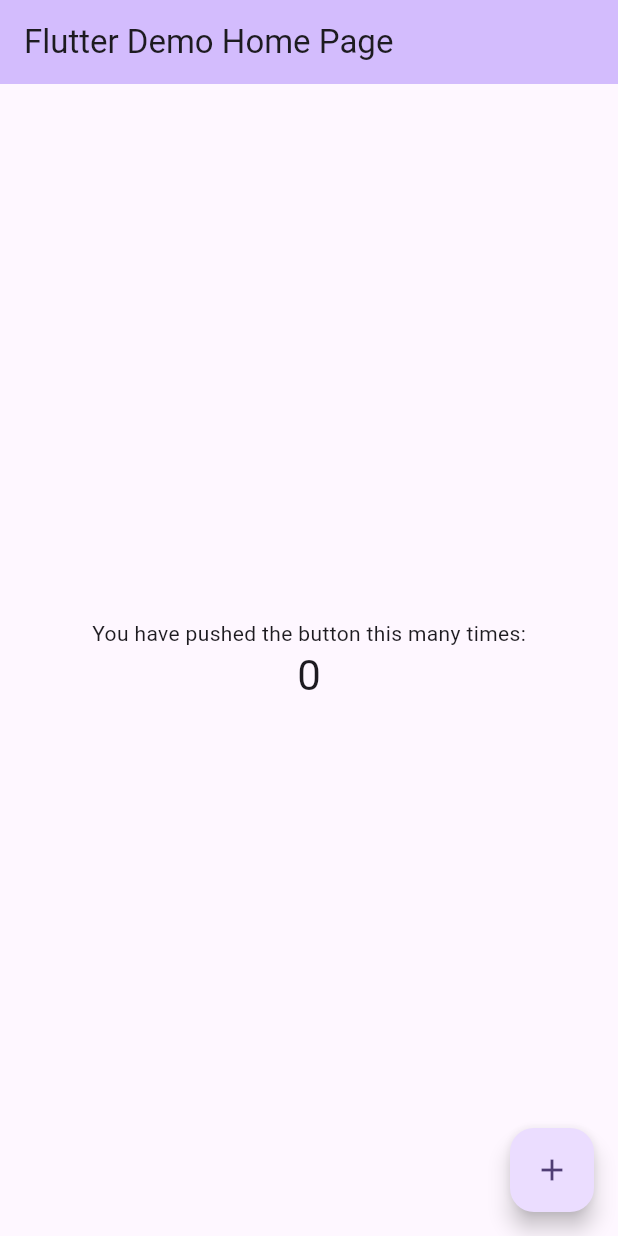
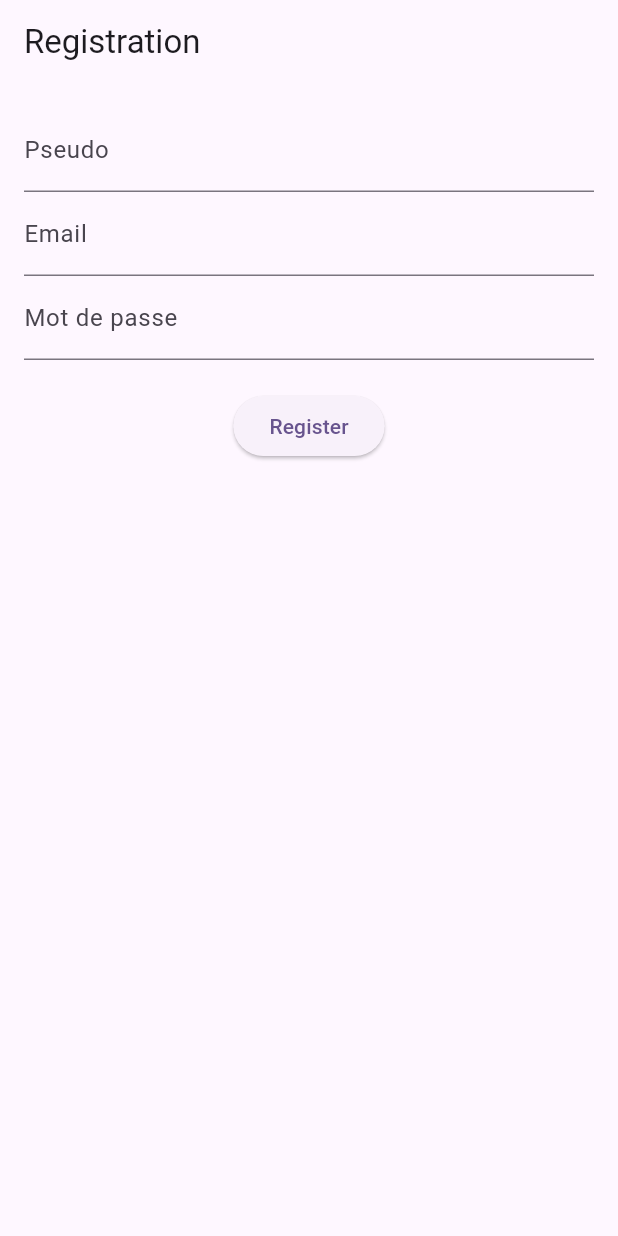
Before and after one commit to Malolpv/arosaje_mobile_v2, a Flutter app: the screen it shows after launch, on a phone screen of 412 x 824 dp. Run offline on Flutter 3.47's test engine with Material 2 defaults, Android fonts, the phone set to English and light mode, and no system bars; missing offline and left inert: dart:ffi.

Commit message:
register screen

```diff
--- /dev/null
+++ b/arosaje_mobile/lib/controllers/register.dart
@@ -0,0 +1,65 @@
+import 'package:flutter/material.dart';
+
+class RegisterController extends ChangeNotifier {
+  //Attributes
+  String? _pseudo;
+  String? _email;
+  String? _password;
+
+  String? _pseudoErrorMessage;
+  String? _emailErrorMessage;
+  String? _passwordErrorMessage;
+
+  String? _message;
+
+  //accessors
+  String? get getPseudo => _pseudo;
+  String? get getEmail => _email;
+  String? get getPassword => _password;
+
+  String? get getPseudoErrorMessage => _pseudoErrorMessage;
+  String? get getEmailErrorMessage => _emailErrorMessage;
+  String? get getPasswordErrorMessage => _passwordErrorMessage;
+
+  String? get getMessage => _message;
+
+  String? isEmailValid(String? value) {
+    if (value == null || value.isEmpty) {
+      return 'Email ne peut pas être vide';
+    } else if (!RegExp(r'^[\w-]+(\.[\w-]+)*@([\w-]+\.)+[a-zA-Z]{2,7}$')
+        .hasMatch(value)) {
+      return 'Email invalide';
+    }
+    return null;
+  }
+
+  String? isPseudoValid(String? value) {
+    if (value == null || value.length < 4) {
+      return '4 caractères minimum';
+    }
+    return null;
+  }
+
+  String? isPasswordValid(String? value) {
+    if (value == null || value.length < 8) {
+      return '8 caractères minimum';
+    }
+    return null;
+  }
+
+  Future<bool> registerUser(
+      String pseudo, String email, String password) async {
+    // Simulate an asynchronous registration process
+    await Future.delayed(const Duration(seconds: 2));
+
+    // Perform your registration logic here
+    // You can send the registration data to an API, validate it, etc.
+
+    // Simulate registration success
+    bool registrationSuccess = true;
+    _message = 'Erreur lors de la création du compte';
+
+    notifyListeners();
+    return registrationSuccess;
+  }
+}
--- a/arosaje_mobile/lib/main.dart
+++ b/arosaje_mobile/lib/main.dart
@@ -1,3 +1,4 @@
+import 'package:arosaje_mobile/screens/register.dart';
 import 'package:flutter/material.dart';
 
 void main() {
@@ -31,7 +32,7 @@ class MyApp extends StatelessWidget {
         colorScheme: ColorScheme.fromSeed(seedColor: Colors.deepPurple),
         useMaterial3: true,
       ),
-      home: const MyHomePage(title: 'Flutter Demo Home Page'),
+      home: const RegisterScreen(),
     );
   }
 }
--- a/arosaje_mobile/lib/models/garden.dart
+++ b/arosaje_mobile/lib/models/garden.dart
@@ -6,7 +6,7 @@ class Garden {
   final Double latitude;
   final Double longitude;
   final String picture;
-  final int user_id;
+  final int userId;
 
   Garden(
       {required this.id,
@@ -14,7 +14,7 @@ class Garden {
       required this.latitude,
       required this.longitude,
       required this.picture,
-      required this.user_id});
+      required this.userId});
 
   factory Garden.fromJson(Map<String, dynamic> json) {
     return Garden(
@@ -23,6 +23,6 @@ class Garden {
         latitude: json['latitude'],
         longitude: json['longitude'],
         picture: json['picture'],
-        user_id: json['user']);
+        userId: json['user_id']);
   }
 }
--- /dev/null
+++ b/arosaje_mobile/lib/screens/register.dart
@@ -0,0 +1,77 @@
+import 'package:arosaje_mobile/controllers/register.dart';
+import 'package:flutter/material.dart';
+
+class RegisterScreen extends StatefulWidget {
+  const RegisterScreen({super.key});
+
+  @override
+  RegisterScreenState createState() => RegisterScreenState();
+}
+
+class RegisterScreenState extends State<RegisterScreen> {
+  final RegisterController registerController = RegisterController();
+
+  final TextEditingController _pseudoController = TextEditingController();
+  final TextEditingController _emailController = TextEditingController();
+  final TextEditingController _passwordController = TextEditingController();
+
+  final _formKey = GlobalKey<FormState>();
+
+  @override
+  Widget build(BuildContext context) {
+    return Scaffold(
+      appBar: AppBar(
+        title: const Text('Registration'),
+      ),
+      body: Padding(
+        padding: const EdgeInsets.all(16.0),
+        child: Form(
+          key: _formKey,
+          child: Column(
+            children: [
+              TextFormField(
+                controller: _pseudoController,
+                decoration: InputDecoration(
+                    labelText: 'Pseudo',
+                    errorText: registerController.getPseudoErrorMessage),
+                validator: registerController.isPseudoValid,
+              ),
+              TextFormField(
+                controller: _emailController,
+                decoration: InputDecoration(
+                    labelText: 'Email',
+                    errorText: registerController.getEmailErrorMessage),
+                validator: registerController.isEmailValid,
+              ),
+              TextFormField(
+                controller: _passwordController,
+                obscureText: true,
+                decoration: InputDecoration(
+                  errorText: registerController.getPasswordErrorMessage,
+                  labelText: 'Mot de passe',
+                ),
+                validator: registerController.isPasswordValid,
+              ),
+              const SizedBox(height: 20.0),
+              ElevatedButton(
+                onPressed: () {
+                  if (_formKey.currentState!.validate()) {
+                    registerController.registerUser(_pseudoController.text,
+                        _emailController.text, _passwordController.text);
+                    ScaffoldMessenger.of(context).showSnackBar(
+                      SnackBar(
+                        content: const Text('Votre compte à été créé'),
+                        backgroundColor: Theme.of(context).primaryColor,
+                      ),
+                    );
+                  }
+                },
+                child: const Text('Register'),
+              ),
+            ],
+          ),
+        ),
+      ),
+    );
+  }
+}
```
